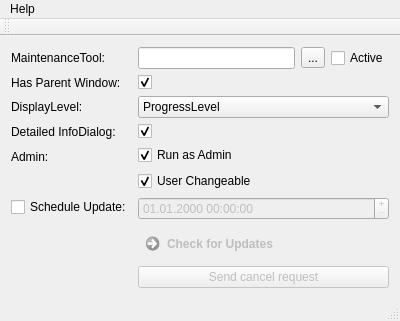
The window that examples/autoupdatergui/WidgetsUpdater/mainwindow.ui (Skycoder42/QtAutoUpdater) describes before a commit, drawn with Qt 5.
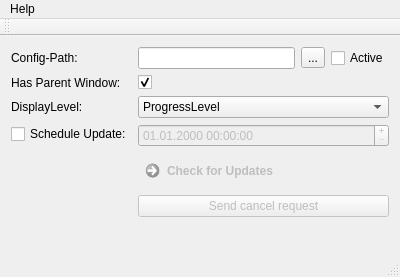
The same window after the commit.

Diff of the .ui file:
```diff
--- a/examples/autoupdatergui/WidgetsUpdater/mainwindow.ui
+++ b/examples/autoupdatergui/WidgetsUpdater/mainwindow.ui
@@ -7,7 +7,7 @@
     <x>0</x>
     <y>0</y>
     <width>400</width>
-    <height>300</height>
+    <height>277</height>
    </rect>
   </property>
   <property name="windowTitle">
@@ -21,19 +21,19 @@
     <item>
      <layout class="QFormLayout" name="formLayout">
       <item row="0" column="0">
-       <widget class="QLabel" name="maintenanceToolLabel">
+       <widget class="QLabel" name="configPathLabel">
         <property name="text">
-         <string>MaintenanceTool:</string>
+         <string>Config-Path:</string>
         </property>
        </widget>
       </item>
       <item row="0" column="1">
        <layout class="QHBoxLayout" name="horizontalLayout">
         <item>
-         <widget class="QLineEdit" name="maintenanceToolLineEdit"/>
+         <widget class="QLineEdit" name="configPathLineEdit"/>
         </item>
         <item>
-         <widget class="QToolButton" name="maintenanceToolButton">
+         <widget class="QToolButton" name="configPathToolButton">
           <property name="text">
            <string>...</string>
           </property>
@@ -48,6 +48,20 @@
         </item>
        </layout>
       </item>
+      <item row="1" column="0">
+       <widget class="QLabel" name="hasParentWindowLabel">
+        <property name="text">
+         <string>Has Parent Window:</string>
+        </property>
+       </widget>
+      </item>
+      <item row="1" column="1">
+       <widget class="QCheckBox" name="hasParentWindowCheckBox">
+        <property name="checked">
+         <bool>true</bool>
+        </property>
+       </widget>
+      </item>
       <item row="2" column="0">
        <widget class="QLabel" name="displayLevelLabel">
         <property name="text">
@@ -92,7 +106,33 @@
         </item>
        </widget>
       </item>
-      <item row="6" column="0">
+      <item row="3" column="0">
+       <widget class="QCheckBox" name="scheduleUpdateDateCheckBox">
+        <property name="text">
+         <string>Schedule Update:</string>
+        </property>
+       </widget>
+      </item>
+      <item row="3" column="1">
+       <widget class="QDateTimeEdit" name="scheduleUpdateDateTimeEdit">
+        <property name="enabled">
+         <bool>false</bool>
+        </property>
+        <property name="buttonSymbols">
+         <enum>QAbstractSpinBox::PlusMinus</enum>
+        </property>
+        <property name="accelerated">
+         <bool>true</bool>
+        </property>
+        <property name="correctionMode">
+         <enum>QAbstractSpinBox::CorrectToNearestValue</enum>
+        </property>
+        <property name="displayFormat">
+         <string>dd.MM.yyyy HH:mm:ss</string>
+        </property>
+       </widget>
+      </item>
+      <item row="4" column="0">
        <spacer name="horizontalSpacer">
         <property name="orientation">
          <enum>Qt::Horizontal</enum>
@@ -105,7 +145,7 @@
         </property>
        </spacer>
       </item>
-      <item row="6" column="1">
+      <item row="4" column="1">
        <layout class="QVBoxLayout" name="buttonLayout">
         <item>
          <widget class="QCommandLinkButton" name="checkUpdatesButton">
@@ -129,97 +169,6 @@
         </item>
        </layout>
       </item>
-      <item row="4" column="0">
-       <widget class="QLabel" name="adminLabel">
-        <property name="text">
-         <string>Admin:</string>
-        </property>
-       </widget>
-      </item>
-      <item row="4" column="1">
-       <layout class="QVBoxLayout" name="verticalLayout_2">
-        <item>
-         <widget class="QCheckBox" name="adminCheckBox">
-          <property name="enabled">
-           <bool>true</bool>
-          </property>
-          <property name="text">
-           <string>Run as Admin</string>
-          </property>
-          <property name="checked">
-           <bool>true</bool>
-          </property>
-         </widget>
-        </item>
-        <item>
-         <widget class="QCheckBox" name="userChangecheckBox">
-          <property name="enabled">
-           <bool>true</bool>
-          </property>
-          <property name="text">
-           <string>User Changeable</string>
-          </property>
-          <property name="checked">
-           <bool>true</bool>
-          </property>
-         </widget>
-        </item>
-       </layout>
-      </item>
-      <item row="5" column="1">
-       <widget class="QDateTimeEdit" name="scheduleUpdateDateTimeEdit">
-        <property name="enabled">
-         <bool>false</bool>
-        </property>
-        <property name="buttonSymbols">
-         <enum>QAbstractSpinBox::PlusMinus</enum>
-        </property>
-        <property name="accelerated">
-         <bool>true</bool>
-        </property>
-        <property name="correctionMode">
-         <enum>QAbstractSpinBox::CorrectToNearestValue</enum>
-        </property>
-        <property name="displayFormat">
-         <string>dd.MM.yyyy HH:mm:ss</string>
-        </property>
-       </widget>
-      </item>
-      <item row="5" column="0">
-       <widget class="QCheckBox" name="scheduleUpdateDateCheckBox">
-        <property name="text">
-         <string>Schedule Update:</string>
-        </property>
-       </widget>
-      </item>
-      <item row="1" column="0">
-       <widget class="QLabel" name="hasParentWindowLabel">
-        <property name="text">
-         <string>Has Parent Window:</string>
-        </property>
-       </widget>
-      </item>
-      <item row="1" column="1">
-       <widget class="QCheckBox" name="hasParentWindowCheckBox">
-        <property name="checked">
-         <bool>true</bool>
-        </property>
-       </widget>
-      </item>
-      <item row="3" column="0">
-       <widget class="QLabel" name="detailedInfoDialogLabel">
-        <property name="text">
-         <string>Detailed InfoDialog:</string>
-        </property>
-       </widget>
-      </item>
-      <item row="3" column="1">
-       <widget class="QCheckBox" name="detailedInfoDialogCheckBox">
-        <property name="checked">
-         <bool>true</bool>
-        </property>
-       </widget>
-      </item>
      </layout>
     </item>
    </layout>
@@ -230,7 +179,7 @@
      <x>0</x>
      <y>0</y>
      <width>400</width>
-     <height>21</height>
+     <height>23</height>
     </rect>
    </property>
    <widget class="QMenu" name="menuHelp">
```
Left out of the diff: 4 changed lines with no effect on the pictures.
